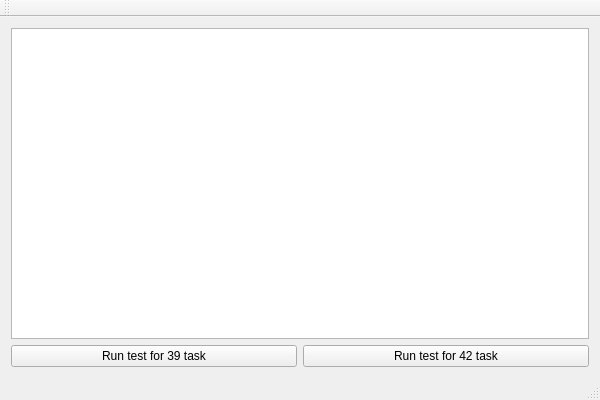
Qt form curve/sashasecretwindow.ui (SoloMainDeveloper/TurbineQC) before a commit.
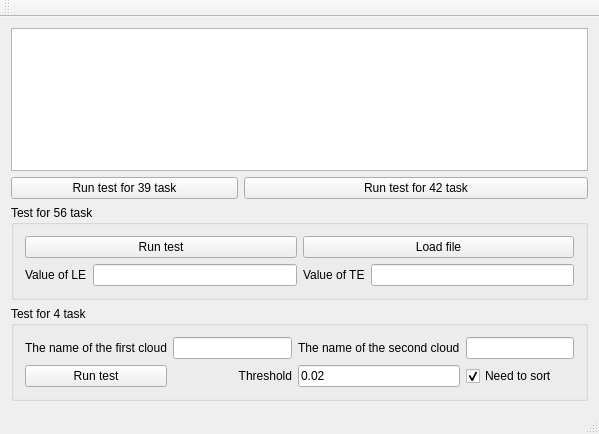
The same form after that commit.

The edit to the form file:
```diff
--- a/curve/sashasecretwindow.ui
+++ b/curve/sashasecretwindow.ui
@@ -6,8 +6,8 @@
    <rect>
     <x>0</x>
     <y>0</y>
-    <width>600</width>
-    <height>400</height>
+    <width>599</width>
+    <height>434</height>
    </rect>
   </property>
   <property name="windowTitle">
@@ -15,27 +15,133 @@
   </property>
   <widget class="QWidget" name="centralWidget">
    <layout class="QGridLayout" name="gridLayout">
-    <item row="1" column="0">
-     <widget class="QPushButton" name="testButtonFor39Task">
-      <property name="text">
-       <string>Run test for 39 task</string>
-      </property>
-     </widget>
-    </item>
-    <item row="1" column="1">
-     <widget class="QPushButton" name="testButtonFor42Task">
-      <property name="text">
-       <string>Run test for 42 task</string>
-      </property>
-     </widget>
-    </item>
-    <item row="0" column="0" colspan="2">
+    <item row="0" column="0" colspan="5">
      <widget class="QTextEdit" name="testResult">
       <property name="readOnly">
        <bool>true</bool>
       </property>
      </widget>
     </item>
+    <item row="1" column="2" colspan="3">
+     <widget class="QPushButton" name="testButtonFor42Task">
+      <property name="text">
+       <string>Run test for 42 task</string>
+      </property>
+     </widget>
+    </item>
+    <item row="1" column="0" colspan="2">
+     <widget class="QPushButton" name="testButtonFor39Task">
+      <property name="text">
+       <string>Run test for 39 task</string>
+      </property>
+     </widget>
+    </item>
+    <item row="2" column="0" colspan="5">
+     <widget class="QGroupBox" name="groupBox56Task">
+      <property name="title">
+       <string>Test for 56 task</string>
+      </property>
+      <layout class="QGridLayout" name="gridLayout_2">
+       <item row="1" column="2">
+        <widget class="QLabel" name="labelValueOfTE">
+         <property name="text">
+          <string>Value of TE</string>
+         </property>
+        </widget>
+       </item>
+       <item row="1" column="0">
+        <widget class="QLabel" name="labelValueOfLE">
+         <property name="text">
+          <string>Value of LE</string>
+         </property>
+        </widget>
+       </item>
+       <item row="1" column="1">
+        <widget class="QLineEdit" name="valueOfLE"/>
+       </item>
+       <item row="1" column="3">
+        <widget class="QLineEdit" name="valueOfTE"/>
+       </item>
+       <item row="0" column="0" colspan="2">
+        <widget class="QPushButton" name="testButtonFor56Task">
+         <property name="text">
+          <string>Run test</string>
+         </property>
+        </widget>
+       </item>
+       <item row="0" column="2" colspan="2">
+        <widget class="QPushButton" name="loadFileBtn">
+         <property name="text">
+          <string>Load file</string>
+         </property>
+        </widget>
+       </item>
+      </layout>
+     </widget>
+    </item>
+    <item row="4" column="0" colspan="5">
+     <widget class="QGroupBox" name="groupBox4Task">
+      <property name="title">
+       <string>Test for 4 task</string>
+      </property>
+      <layout class="QGridLayout" name="gridLayout_3">
+       <item row="2" column="1">
+        <widget class="QLineEdit" name="nameOfFirstCloud"/>
+       </item>
+       <item row="2" column="3" colspan="2">
+        <widget class="QLineEdit" name="nameOfSecondCloud"/>
+       </item>
+       <item row="2" column="0">
+        <widget class="QLabel" name="labelNameOfFirstCloud">
+         <property name="text">
+          <string>The name of the first cloud</string>
+         </property>
+        </widget>
+       </item>
+       <item row="2" column="2">
+        <widget class="QLabel" name="labelNameOfSecondCloud">
+         <property name="text">
+          <string>The name of the second cloud</string>
+         </property>
+        </widget>
+       </item>
+       <item row="3" column="0">
+        <widget class="QPushButton" name="testButtonFor4Task">
+         <property name="text">
+          <string>Run test</string>
+         </property>
+        </widget>
+       </item>
+       <item row="3" column="1">
+        <widget class="QLabel" name="labelThreshold">
+         <property name="text">
+          <string>Threshold</string>
+         </property>
+         <property name="alignment">
+          <set>Qt::AlignRight|Qt::AlignTrailing|Qt::AlignVCenter</set>
+         </property>
+        </widget>
+       </item>
+       <item row="3" column="2">
+        <widget class="QLineEdit" name="threshold">
+         <property name="text">
+          <string>0.02</string>
+         </property>
+        </widget>
+       </item>
+       <item row="3" column="3">
+        <widget class="QCheckBox" name="needSort">
+         <property name="text">
+          <string>Need to sort</string>
+         </property>
+         <property name="checked">
+          <bool>true</bool>
+         </property>
+        </widget>
+       </item>
+      </layout>
+     </widget>
+    </item>
    </layout>
   </widget>
   <widget class="QMenuBar" name="menuBar">
```
Left out of the diff: 2 changed lines with no effect on the pictures.
